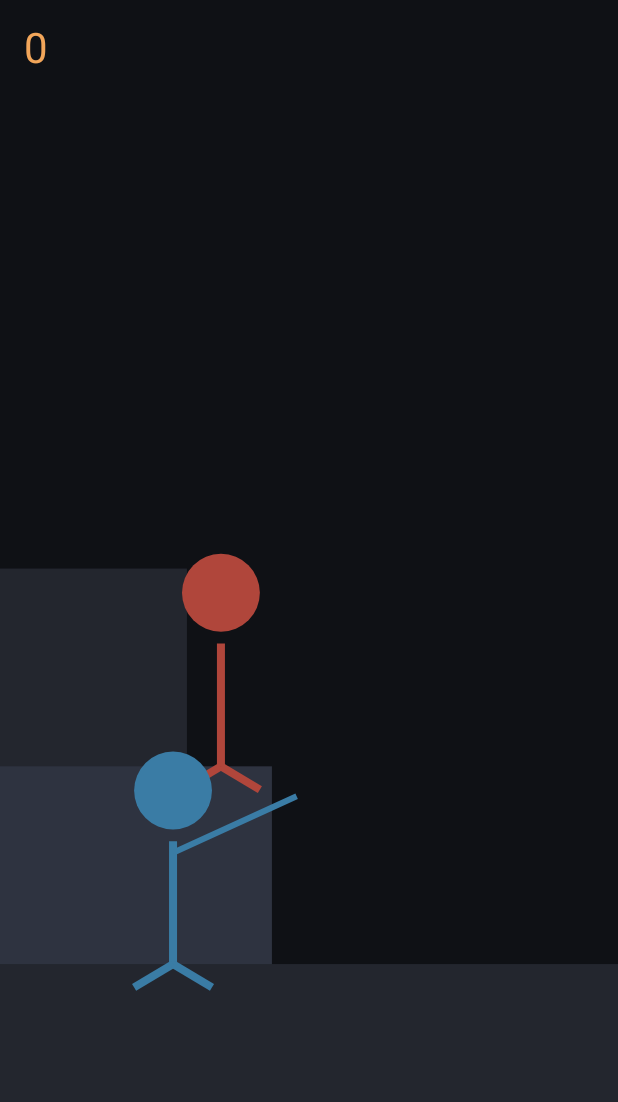
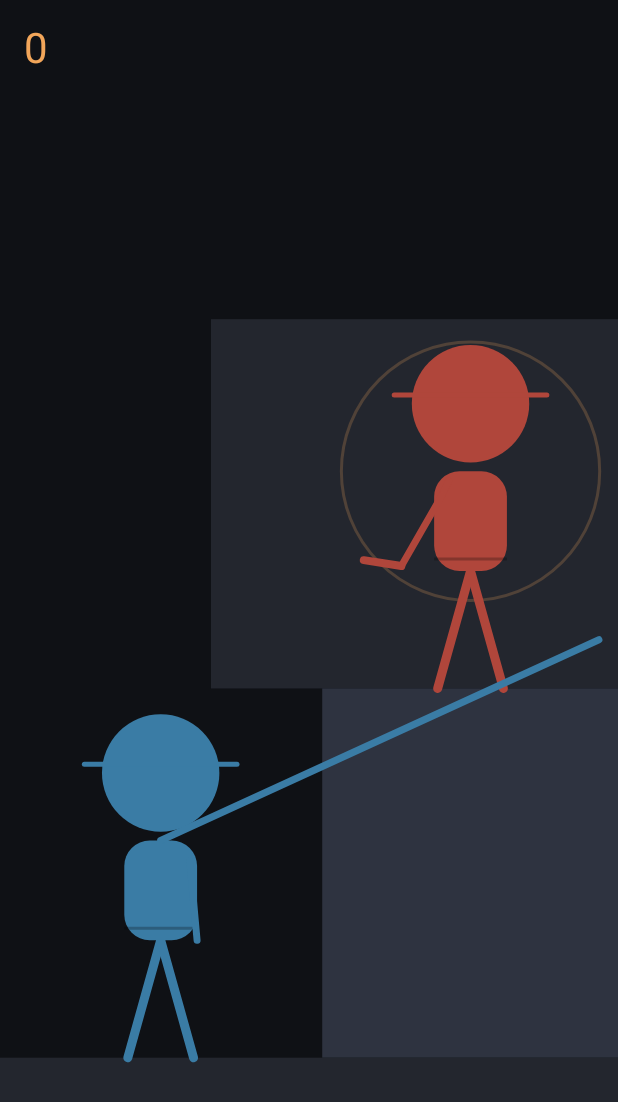
Before and after one commit to jamrmlil/Gunstairs, an Android app built with Jetpack Compose: the screen it shows after launch (MainActivity), after a tap on "Start", on a phone screen of 412 x 824 dp. Shown: the top 1102 px of the screen. Run offline under Robolectric (Android 15) with nearby library versions, the phone set to English and light mode, and no system bars.

Commit message:
fix: derive enemy position from the ideal aim angle, redo character art
The enemy's screen position and the domain's "ideal aim angle" used to
be computed completely independently: the enemy rendered almost on
top of the player (tiny hand-picked offset), while the angle that
actually counted as a hit pointed somewhere else entirely. Visually
aiming at the enemy and mathematically hitting it were two different
things, making the game unplayable from round one.

Fix: place the enemy exactly along the ray defined by
GameConfig.IDEAL_AIM_ANGLE_DEG from the player's shoulder pivot, and
size the gun barrel to reach exactly that distance. What you see is
now what you need to hit, by construction. The two stair blocks are
derived from the same pivots so they never overlap with the figures.

Also replaced the bare stick figures with a bit more detail (hat,
rounded torso, belt line, posed arms, an enemy pistol prop, a topple
animation on hit) and added a faint always-visible target ring around
the enemy so there's a concrete aim point instead of guessing.

```diff
--- a/app/src/main/java/cz/novotny/gunstairs/ui/GameScreen.kt
+++ b/app/src/main/java/cz/novotny/gunstairs/ui/GameScreen.kt
@@ -16,10 +16,13 @@ import androidx.compose.runtime.remember
 import androidx.compose.runtime.withFrameNanos
 import androidx.compose.ui.Alignment
 import androidx.compose.ui.Modifier
+import androidx.compose.ui.geometry.CornerRadius
 import androidx.compose.ui.geometry.Offset
 import androidx.compose.ui.geometry.Size
 import androidx.compose.ui.graphics.Color
+import androidx.compose.ui.graphics.StrokeCap
 import androidx.compose.ui.graphics.drawscope.DrawScope
+import androidx.compose.ui.graphics.drawscope.Stroke
 import androidx.compose.ui.graphics.drawscope.rotate
 import androidx.compose.ui.input.pointer.pointerInput
 import androidx.compose.ui.platform.testTag
@@ -29,6 +32,7 @@ import androidx.compose.ui.semantics.semantics
 import androidx.compose.ui.unit.dp
 import androidx.compose.ui.unit.sp
 import cz.novotny.gunstairs.R
+import cz.novotny.gunstairs.domain.GameConfig
 import cz.novotny.gunstairs.domain.GamePhase
 import cz.novotny.gunstairs.domain.ShotOutcome
 import kotlin.math.cos
@@ -104,6 +108,12 @@ fun GameScreen(
     }
 }
 
+// The enemy's on-screen position is derived directly from the domain's ideal
+// aim angle (rather than a separately hand-picked layout), so that "the
+// barrel visually points at the enemy" and "the shot is a hit" are always
+// the same thing. Placing the two independently previously meant the enemy
+// rendered almost on top of the player while the angle that actually
+// counted as a hit pointed somewhere else entirely — reliably unplayable.
 private fun DrawScope.drawGameScene(
     barrelAngleDeg: Float,
     lastShotOutcome: ShotOutcome?,
@@ -119,43 +129,58 @@ private fun DrawScope.drawGameScene(
     val w = size.width
     val h = size.height
 
-    // Three ascending stairs: player's current stair (bottom), the enemy's
-    // stair one level up, and a hint of the stair above that.
-    val stepHeight = h * 0.16f
-    val stepDepth = w * 0.55f
+    val legLength = h * 0.095f
+    val playerPivot = Offset(w * 0.26f, h * 0.68f)
 
-    val playerStepTop = h * 0.78f
-    val enemyStepTop = playerStepTop - stepHeight
-    val topStepTop = enemyStepTop - stepHeight
+    val idealAngleRad = Math.toRadians(GameConfig.IDEAL_AIM_ANGLE_DEG.toDouble())
+    val aimDistance = w * 0.78f
+    val enemyPivot = Offset(
+        x = playerPivot.x + (aimDistance * cos(idealAngleRad)).toFloat(),
+        y = playerPivot.y - (aimDistance * sin(idealAngleRad)).toFloat(),
+    )
 
-    drawRect(stepColor, topLeft = Offset(0f, topStepTop), size = Size(stepDepth * 0.55f, h - topStepTop))
-    drawRect(stepHighlight, topLeft = Offset(0f, enemyStepTop), size = Size(stepDepth * 0.8f, h - enemyStepTop))
-    drawRect(stepColor, topLeft = Offset(0f, playerStepTop), size = Size(w, h - playerStepTop))
+    val playerFeetY = playerPivot.y + legLength * 1.85f
+    val enemyFeetY = enemyPivot.y + legLength * 1.85f
+    val enemyStepLeft = (enemyPivot.x - w * 0.24f).coerceAtLeast(0f)
+    val topStepLeft = (enemyPivot.x - w * 0.42f).coerceAtLeast(0f)
+    val topStepTop = enemyFeetY - (playerFeetY - enemyFeetY)
 
-    // Enemy figure, one stair up.
-    val enemyX = stepDepth * 0.65f
-    drawStickFigure(enemyX, feetY = enemyStepTop, bodyHeight = h * 0.09f, color = enemyColor, isFalling = isDying)
+    // A hint of the stair above the enemy, purely for depth.
+    drawRect(stepColor, topLeft = Offset(topStepLeft, topStepTop), size = Size(w - topStepLeft, enemyFeetY - topStepTop))
+    // The enemy's stair.
+    drawRect(stepHighlight, topLeft = Offset(enemyStepLeft, enemyFeetY), size = Size(w - enemyStepLeft, playerFeetY - enemyFeetY))
+    // The player's stair.
+    drawRect(stepColor, topLeft = Offset(0f, playerFeetY), size = Size(w, h - playerFeetY))
 
-    // Player figure and rotating gun barrel, bottom stair.
-    val playerX = w * 0.28f
-    val playerFeetY = playerStepTop
-    val shoulderY = playerFeetY - h * 0.09f
-    drawStickFigure(playerX, feetY = playerFeetY, bodyHeight = h * 0.09f, color = playerColor, isFalling = false)
+    // A faint always-visible target ring so the player has something concrete
+    // to aim the barrel at, rather than guessing where "on target" is.
+    drawCircle(
+        color = muzzleColor.copy(alpha = 0.22f),
+        radius = legLength * 1.1f,
+        center = enemyPivot,
+        style = Stroke(width = 3f),
+    )
 
-    val barrelLength = w * 0.22f
-    rotate(degrees = -barrelAngleDeg, pivot = Offset(playerX, shoulderY)) {
+    drawCharacter(playerPivot, legLength, playerColor, isEnemy = false, collapseFraction = 0f)
+    drawCharacter(enemyPivot, legLength, enemyColor, isEnemy = true, collapseFraction = if (isDying) 1f else 0f)
+
+    // Matches aimDistance exactly so a perfectly aimed shot's muzzle flash
+    // lands right on the target ring, not short of or past it.
+    val barrelLength = aimDistance
+    rotate(degrees = -barrelAngleDeg, pivot = playerPivot) {
         drawLine(
             color = playerColor,
-            start = Offset(playerX, shoulderY),
-            end = Offset(playerX + barrelLength, shoulderY),
-            strokeWidth = 6f,
+            start = playerPivot,
+            end = Offset(playerPivot.x + barrelLength, playerPivot.y),
+            strokeWidth = 7f,
+            cap = StrokeCap.Round,
         )
     }
 
     if (flashAlpha > 0f) {
         val angleRad = Math.toRadians(barrelAngleDeg.toDouble())
-        val tipX = playerX + barrelLength * cos(angleRad).toFloat()
-        val tipY = shoulderY - barrelLength * sin(angleRad).toFloat()
+        val tipX = playerPivot.x + barrelLength * cos(angleRad).toFloat()
+        val tipY = playerPivot.y - barrelLength * sin(angleRad).toFloat()
         val flashColor = if (lastShotOutcome == ShotOutcome.HIT) muzzleColor else Color(0xFFE84855)
         drawCircle(
             color = flashColor.copy(alpha = flashAlpha),
@@ -165,20 +190,64 @@ private fun DrawScope.drawGameScene(
     }
 }
 
-private fun DrawScope.drawStickFigure(
-    x: Float,
-    feetY: Float,
-    bodyHeight: Float,
+/** A small, moderately detailed stylized figure: hat, head, torso, arms, legs. */
+private fun DrawScope.drawCharacter(
+    pivot: Offset,
+    legLength: Float,
     color: Color,
-    isFalling: Boolean,
+    isEnemy: Boolean,
+    collapseFraction: Float,
 ) {
-    val headRadius = bodyHeight * 0.35f
-    // A falling figure's body collapses toward the step instead of standing tall.
-    val effectiveFeetY = if (isFalling) feetY - bodyHeight * 0.4f else feetY
-    val shoulderY = effectiveFeetY - bodyHeight + (if (isFalling) bodyHeight * 0.6f else 0f)
+    val headRadius = legLength * 0.5f
+    val torsoWidth = legLength * 0.62f
+    val torsoHeight = legLength * 0.85f
+    val hip = Offset(pivot.x, pivot.y + torsoHeight)
+    val feet = Offset(pivot.x, hip.y + legLength)
 
-    drawCircle(color, radius = headRadius, center = Offset(x, shoulderY - headRadius * 1.6f))
-    drawLine(color, Offset(x, shoulderY - headRadius * 0.3f), Offset(x, effectiveFeetY), strokeWidth = 8f)
-    drawLine(color, Offset(x, effectiveFeetY), Offset(x - headRadius, effectiveFeetY + headRadius * 0.6f), strokeWidth = 8f)
-    drawLine(color, Offset(x, effectiveFeetY), Offset(x + headRadius, effectiveFeetY + headRadius * 0.6f), strokeWidth = 8f)
+    // A hit enemy topples sideways around its feet instead of just fading out.
+    rotate(degrees = 80f * collapseFraction, pivot = feet) {
+        drawLine(color, hip, Offset(feet.x - legLength * 0.28f, feet.y), strokeWidth = 9f, cap = StrokeCap.Round)
+        drawLine(color, hip, Offset(feet.x + legLength * 0.28f, feet.y), strokeWidth = 9f, cap = StrokeCap.Round)
+
+        drawRoundRect(
+            color = color,
+            topLeft = Offset(pivot.x - torsoWidth / 2f, pivot.y),
+            size = Size(torsoWidth, torsoHeight),
+            cornerRadius = CornerRadius(torsoWidth * 0.35f),
+        )
+        drawLine(
+            color = Color.Black.copy(alpha = 0.25f),
+            start = Offset(pivot.x - torsoWidth / 2f, hip.y - torsoHeight * 0.12f),
+            end = Offset(pivot.x + torsoWidth / 2f, hip.y - torsoHeight * 0.12f),
+            strokeWidth = 3f,
+        )
+
+        val headCenter = Offset(pivot.x, pivot.y - headRadius * 1.15f)
+        drawCircle(color, radius = headRadius, center = headCenter)
+        drawLine(
+            color = color,
+            start = Offset(headCenter.x - headRadius * 1.3f, headCenter.y - headRadius * 0.15f),
+            end = Offset(headCenter.x + headRadius * 1.3f, headCenter.y - headRadius * 0.15f),
+            strokeWidth = 5f,
+            cap = StrokeCap.Round,
+        )
+
+        if (isEnemy) {
+            // Both arms angled toward the player, holding a small pistol.
+            val elbow = Offset(pivot.x - torsoWidth * 0.4f, pivot.y + torsoHeight * 0.25f)
+            val gunHand = Offset(pivot.x - torsoWidth * 0.95f, hip.y - torsoHeight * 0.05f)
+            drawLine(color, Offset(pivot.x - torsoWidth * 0.3f, pivot.y + torsoHeight * 0.1f), elbow, strokeWidth = 7f, cap = StrokeCap.Round)
+            drawLine(color, elbow, gunHand, strokeWidth = 7f, cap = StrokeCap.Round)
+            drawLine(color, gunHand, Offset(gunHand.x - legLength * 0.32f, gunHand.y - legLength * 0.05f), strokeWidth = 8f, cap = StrokeCap.Round)
+        } else {
+            // Off-hand only; the rotating gun/arm is drawn separately by the caller.
+            drawLine(
+                color = color,
+                start = Offset(pivot.x + torsoWidth * 0.4f, pivot.y + torsoHeight * 0.2f),
+                end = Offset(pivot.x + torsoWidth * 0.5f, hip.y),
+                strokeWidth = 7f,
+                cap = StrokeCap.Round,
+            )
+        }
+    }
 }
```
